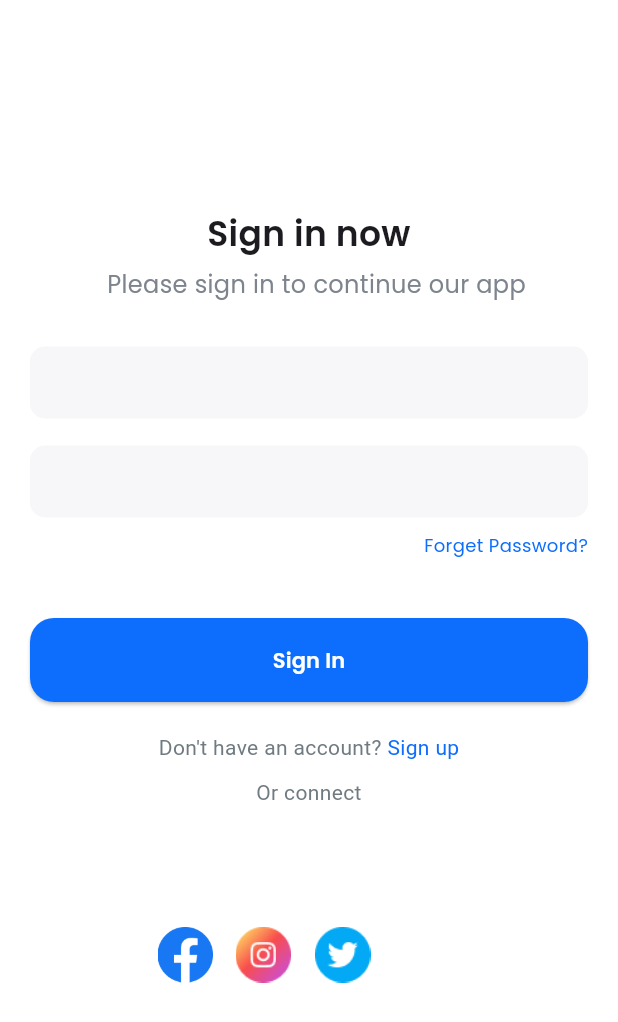
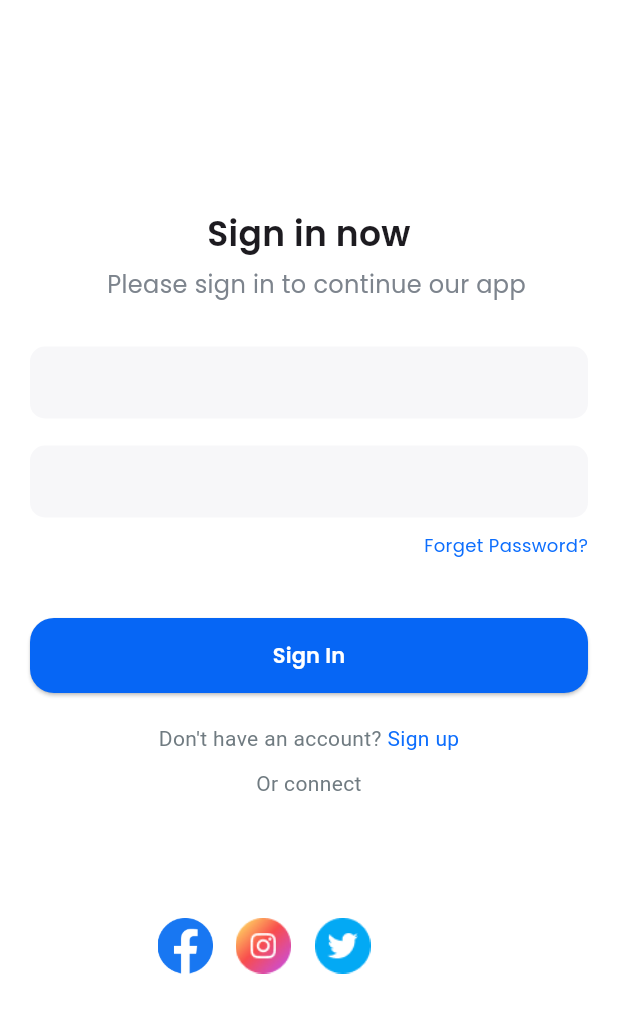
Before and after one commit to C2W-Flutter6/Apps_UI, a Flutter app: the screen it shows after launch, on a phone screen of 412 x 824 dp. Shown: the top 1022 px of the screen. Run offline on Flutter 3.47's test engine with Material 3 defaults, Android fonts, the phone set to English and light mode, and no system bars; our stand-ins replace flutter_svg, google_fonts.

```diff
--- /dev/null
+++ b/travelapp_ui/lib/home_page.dart
@@ -0,0 +1 @@
+import 'package:flutter/material.dart';
--- a/travelapp_ui/lib/signin_page.dart
+++ b/travelapp_ui/lib/signin_page.dart
@@ -110,12 +110,12 @@ class _SignIn_PageState extends State<SignIn_Page> {
               //SignIn button
               Container(
                 width: double.infinity,
-                height: 56,
+                height: 50,
                 child: ElevatedButton(
                   onPressed: () {},
                   style: ButtonStyle(
                     backgroundColor: WidgetStatePropertyAll(
-                      Color.fromRGBO(13, 110, 253, 1),
+                      Color.fromRGBO(6, 102, 245, 1),
                     ),
                     shape: WidgetStateProperty.all(
                       RoundedRectangleBorder(
```
